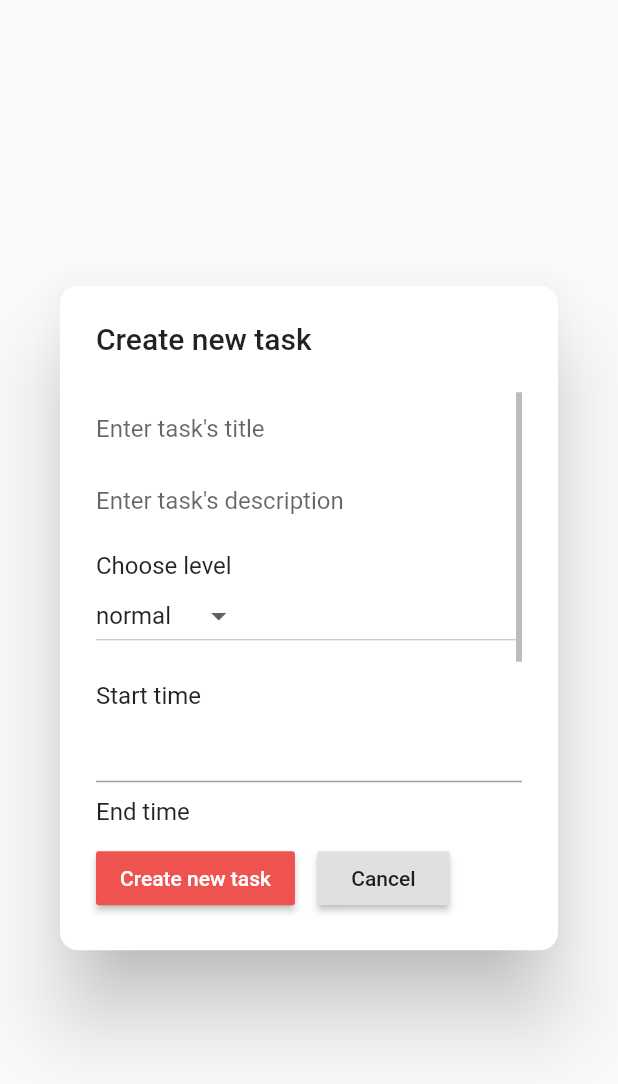
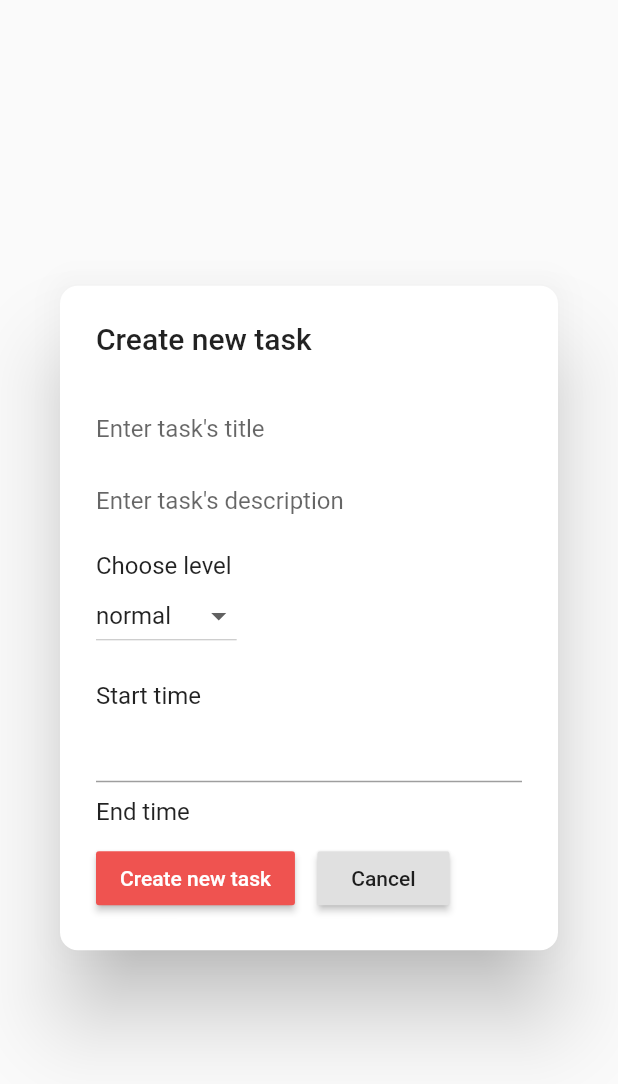
Before and after one commit to tung2389/To-do-manager, a Flutter app: the Creator widget shown alone on an empty page, opened directly, on a phone screen of 412 x 824 dp. Shown: the top 1084 px of the screen. Run offline on Flutter 3.47's test engine with Material 2 defaults, Android fonts, the light colour scheme and no system bars; drawn by our look-alikes of datetime_picker_formfield; our stand-ins replace cloud_firestore, firebase_auth, shared_preferences; accounts and stored records are empty.

Commit message:
Fix bug text field clearn when scrolling in Creator widget

```diff
--- a/lib/view/widgets/Task/Creator/creator.dart
+++ b/lib/view/widgets/Task/Creator/creator.dart
@@ -69,11 +69,10 @@ class _CreatorState extends State<Creator> {
         Container(
           height: 300,
           width: 300,
-          child: Scrollbar(
-            isAlwaysShown: true,
-            controller: _scrollBarController,
-            child: ListView(
-              controller: _scrollBarController,
+          child: SingleChildScrollView(
+            // controller: _scrollBarController,
+            child: Column(
+              crossAxisAlignment: CrossAxisAlignment.start,
               children: <Widget>[
                 TextField(
                   decoration: InputDecoration(
@@ -211,7 +210,7 @@ class _CreatorState extends State<Creator> {
                   children: _generateLabelList(),
                 ),
                 SizedBox(height: 10),
-              ],
+              ]
             ),
           ),
         ),
```
